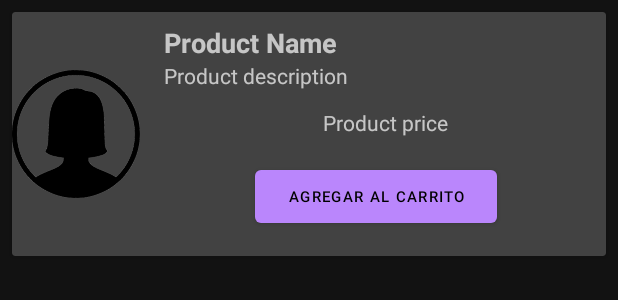
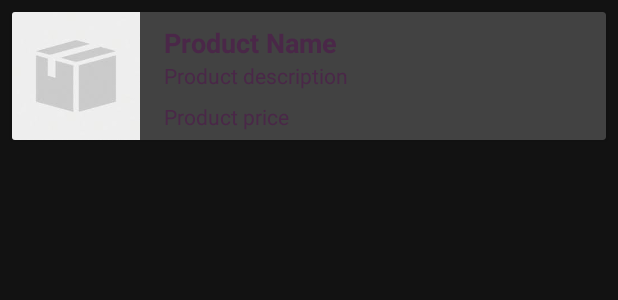
Before and after one commit to datbat001/GreenCo-Concurso, an Android app: the layout custom_list_layout.xml on its own in the app's theme, with its tools: preview values and no code run, on a phone screen of 412 x 824 dp. Shown: the top 300 px of the screen. Run offline under Robolectric (Android 15) with nearby library versions, the phone set to English and light mode, and no system bars; network calls fail; Roboto replaces fonts that are not available here.

Commit message:
implementacionn de la imagen en los recyclerview

```diff
--- a/GreenCo/app/src/main/java/com/itz/isc/greenco/showProductos.java
+++ b/GreenCo/app/src/main/java/com/itz/isc/greenco/showProductos.java
@@ -48,8 +48,8 @@ public class showProductos extends AppCompatActivity {
         btnShop = findViewById(R.id.carritoProductos);
 
         Intent intent = getIntent();
-        String str = intent.getStringExtra("Experiencias").toString();
-        Categoria.setText(str);
+       // String str = intent.getStringExtra("Experiencias").toString();
+        //Categoria.setText(str);
 
         productos = new ArrayList<>();
 
--- a/GreenCo/app/src/main/res/layout/activity_verproducto.xml
+++ b/GreenCo/app/src/main/res/layout/activity_verproducto.xml
@@ -3,8 +3,9 @@
     xmlns:app="http://schemas.android.com/apk/res-auto"
     xmlns:tools="http://schemas.android.com/tools"
 
+    android:id="@+id/id_layout"
+
     android:layout_width="match_parent"
-
     android:layout_height="match_parent"
     android:background="@null"
     android:backgroundTint="@android:color/transparent"
@@ -37,7 +38,7 @@
                     android:layout_height="match_parent"
 
                     android:scaleType="centerCrop"
-                    android:src="@drawable/tequila" />
+                    android:src="@drawable/descarga" />
 
                 <androidx.appcompat.widget.Toolbar
                     android:id="@+id/toolbar"
--- a/GreenCo/app/src/main/res/layout/custom_list_layout.xml
+++ b/GreenCo/app/src/main/res/layout/custom_list_layout.xml
@@ -30,7 +30,7 @@
                 app:layout_constraintHorizontal_bias="0.0"
                 app:layout_constraintStart_toStartOf="parent"
                 app:layout_constraintTop_toTopOf="parent"
-                app:srcCompat="@drawable/profile" />
+                app:srcCompat="@drawable/descarga" />
 
             <TextView
                 android:id="@+id/product_name"
@@ -39,6 +39,7 @@
                 android:layout_marginStart="16dp"
                 android:layout_marginTop="8dp"
                 android:text="Product Name"
+                android:textColor="#4A2748"
                 android:textSize="18sp"
                 android:textStyle="bold"
                 app:layout_constraintBottom_toBottomOf="parent"
@@ -54,6 +55,7 @@
                 android:layout_height="wrap_content"
                 android:layout_marginStart="16dp"
                 android:text="Product description"
+                android:textColor="#4A2748"
                 app:layout_constraintEnd_toEndOf="parent"
                 app:layout_constraintHorizontal_bias="0.0"
                 app:layout_constraintStart_toEndOf="@+id/product_image"
@@ -61,31 +63,19 @@
 
             <TextView
                 android:id="@+id/product_price"
-                android:layout_width="0dp"
+                android:layout_width="wrap_content"
                 android:layout_height="wrap_content"
                 android:layout_marginStart="16dp"
-                android:layout_marginTop="12dp"
+                android:layout_marginTop="8dp"
+                android:layout_marginEnd="15dp"
                 android:text="Product price"
                 android:textAlignment="center"
+                android:textColor="#4A2748"
                 app:layout_constraintEnd_toEndOf="parent"
                 app:layout_constraintHorizontal_bias="0.0"
                 app:layout_constraintStart_toEndOf="@+id/product_image"
                 app:layout_constraintTop_toBottomOf="@+id/product_desc" />
 
-            <Button
-                android:id="@+id/btnShop"
-                android:layout_width="161dp"
-                android:layout_height="47dp"
-                android:layout_marginStart="16dp"
-                android:layout_marginTop="16dp"
-                android:layout_marginBottom="16dp"
-                android:text="Agregar al Carrito"
-                android:textSize="10sp"
-                app:layout_constraintBottom_toBottomOf="parent"
-                app:layout_constraintEnd_toEndOf="parent"
-                app:layout_constraintHorizontal_bias="0.454"
-                app:layout_constraintStart_toEndOf="@+id/product_image"
-                app:layout_constraintTop_toBottomOf="@+id/product_price" />
         </androidx.constraintlayout.widget.ConstraintLayout>
     </androidx.cardview.widget.CardView>
 
```
Also changed, not shown: GreenCo/app/src/main/AndroidManifest.xml (+8 -3 lines), GreenCo/app/src/main/java/com/itz/isc/greenco/ListProducts/Adapter.java (+56 -4 lines), GreenCo/app/src/main/java/com/itz/isc/greenco/ListProducts/Products.java (+7 -1 lines), GreenCo/app/src/main/res/drawable/descarga.jpg (added).
